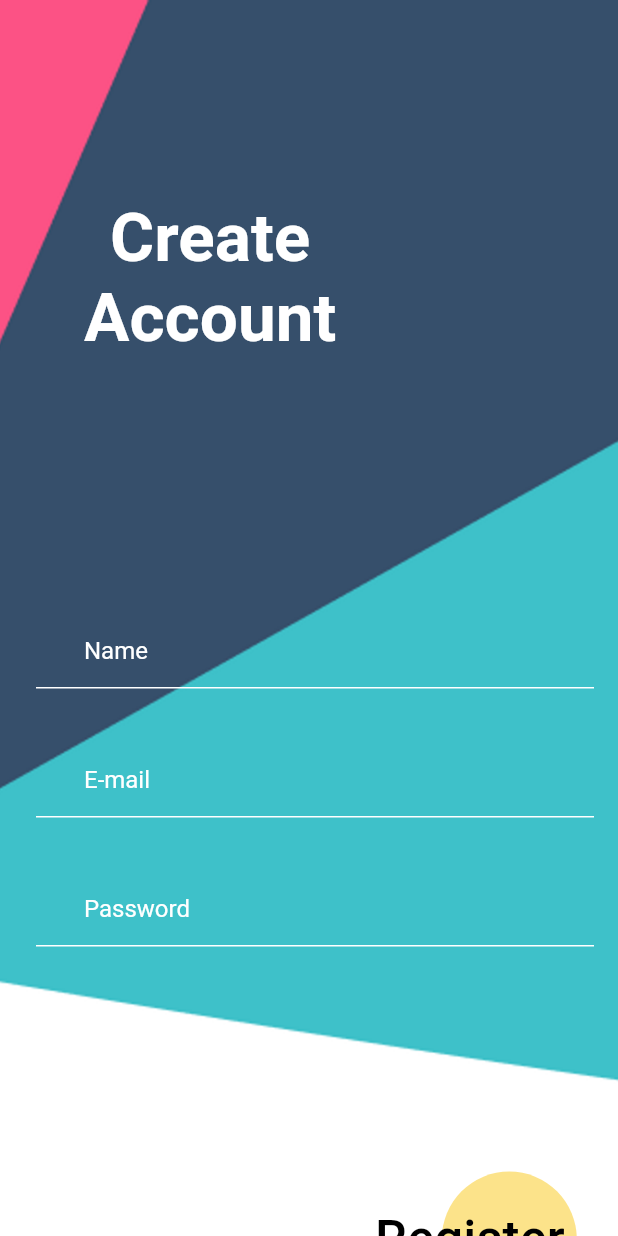
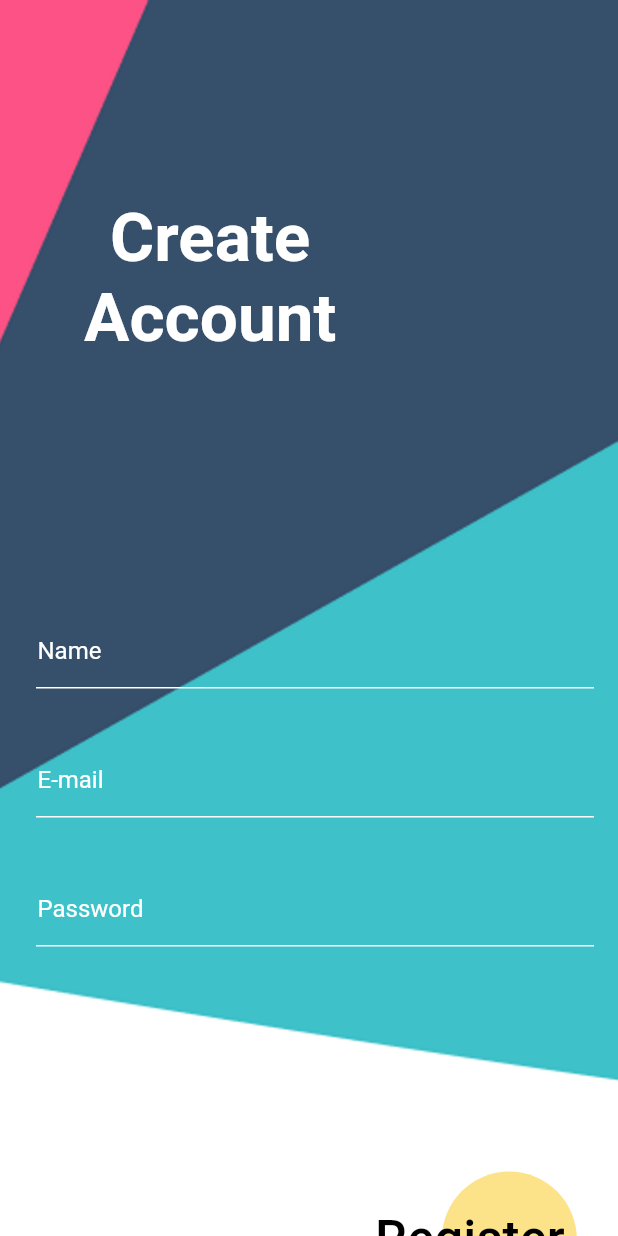
Before and after one commit to Ronnildo/autentication, a Flutter app: the screen it shows after launch, on a phone screen of 412 x 824 dp. Run offline on Flutter 3.47's test engine with Material 2 defaults, Android fonts, the phone set to English and light mode, and no system bars; our stand-ins replace firebase_core; accounts and stored records are empty.

Commit message:
Atualização da tela registro

```diff
--- a/lib/app/register.dart
+++ b/lib/app/register.dart
@@ -75,7 +75,7 @@ class _RegisterState extends State<Register> {
                       controller: _nomeController,
                       decoration: const InputDecoration(
                         hintText: "Name",
-                        contentPadding: EdgeInsets.fromLTRB(32, 16, 32, 16),
+                        contentPadding: EdgeInsets.fromLTRB(1, 16, 16, 16),
                         enabledBorder: UnderlineInputBorder(
                           borderSide: BorderSide(color: Colors.white),
                         ),
@@ -95,7 +95,7 @@ class _RegisterState extends State<Register> {
                       controller: _emailController,
                       decoration: const InputDecoration(
                         hintText: "E-mail",
-                        contentPadding: EdgeInsets.fromLTRB(32, 16, 32, 16),
+                        contentPadding: EdgeInsets.fromLTRB(1, 16, 32, 16),
                         enabledBorder: UnderlineInputBorder(
                           borderSide: BorderSide(color: Colors.white),
                         ),
@@ -116,7 +116,7 @@ class _RegisterState extends State<Register> {
                       controller: _passwordController,
                       decoration: const InputDecoration(
                         hintText: "Password",
-                        contentPadding: EdgeInsets.fromLTRB(32, 16, 32, 16),
+                        contentPadding: EdgeInsets.fromLTRB(1, 16, 32, 16),
                         enabledBorder: UnderlineInputBorder(
                           borderSide: BorderSide(color: Colors.white),
                         ),
@@ -158,7 +158,7 @@ class _RegisterState extends State<Register> {
                   ],
                 ),
               ),
-              const SizedBox(height: 20),
+              const SizedBox(height: 22),
               Column(
                 children: [
                   // ignore: avoid_unnecessary_containers
@@ -172,6 +172,7 @@ class _RegisterState extends State<Register> {
                           style: TextStyle(
                             color: Colors.black,
                             fontSize: 14,
+                            decoration: TextDecoration.underline,
                           ),
                         ),
                       ),
```
